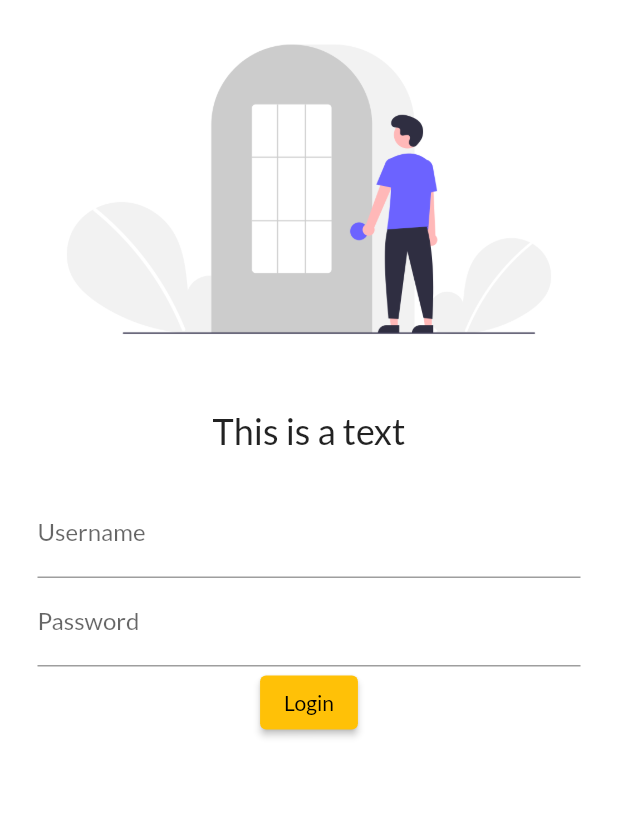
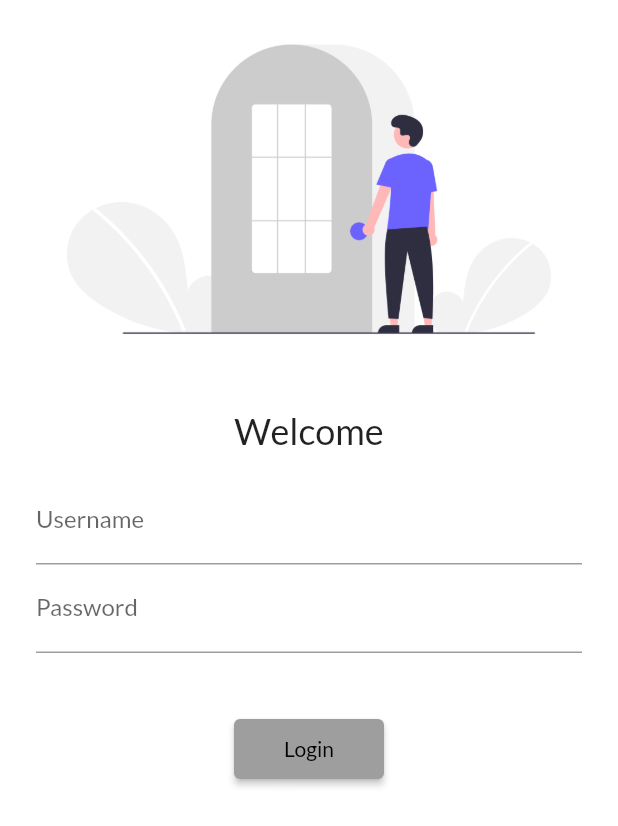
Before and after one commit to lurkingdth/30daysofflutter, a Flutter app: the screen it shows after launch, on a phone screen of 412 x 824 dp. Shown: the top 826 px of the screen. Run offline on Flutter 3.47's test engine with Material 2 defaults, Android fonts, the phone set to English and light mode, and no system bars; our stand-ins replace google_fonts.

Commit message:
Day 5 flutter commit

```diff
--- a/lib/main.dart
+++ b/lib/main.dart
@@ -1,6 +1,7 @@
 import 'package:flutter/material.dart';
 import 'package:flutter_catalog/pages/home_page.dart';
 import 'package:flutter_catalog/pages/login_page.dart';
+import 'package:flutter_catalog/utils/routes.dart';
 import 'package:google_fonts/google_fonts.dart';
 
 void main() {
@@ -26,8 +27,8 @@ class MyApp extends StatelessWidget {
       themeMode: ThemeMode.light,
 
       routes: {
+        MyRoutes.loginRoute: (context) => HomePage(),
         "/": (context) => LoginPage(),
-        "/LoginPage": (context) => HomePage(),
       },
     );
   }
--- a/lib/pages/home_page.dart
+++ b/lib/pages/home_page.dart
@@ -16,7 +16,7 @@ class HomePage extends StatelessWidget {
           child: Text("This is my first day out of $days of learning Flutter"),
         ),
       ),
-      drawer: Drawer(),
+      drawer: const Drawer(),
     );
   }
 }
--- a/lib/pages/login_page.dart
+++ b/lib/pages/login_page.dart
@@ -1,4 +1,5 @@
 import 'package:flutter/material.dart';
+import 'package:flutter_catalog/utils/routes.dart';
 
 class LoginPage extends StatelessWidget {
   const LoginPage({super.key});
@@ -17,11 +18,11 @@ class LoginPage extends StatelessWidget {
               height: 20,
             ),
             const Text(
-              "This is a text",
+              "Welcome",
               style: TextStyle(fontSize: 24),
             ),
             Padding(
-              padding: const EdgeInsets.all(25.0),
+              padding: const EdgeInsets.symmetric(vertical: 16, horizontal: 24),
               child: Column(
                 children: [
                   TextFormField(
@@ -37,11 +38,19 @@ class LoginPage extends StatelessWidget {
                       labelText: "Password",
                     ),
                   ),
+                  const SizedBox(
+                    height: 40,
+                  ),
                   ElevatedButton(
-                      onPressed: () {
-                        print("Button has been clicked");
-                      },
-                      child: Text("Login"))
+                    onPressed: () {
+                      print("Button has been clicked");
+                      Navigator.pushNamed(context, MyRoutes.loginRoute);
+                    },
+                    style: ElevatedButton.styleFrom(
+                        backgroundColor: Colors.grey,
+                        minimumSize: const Size(100, 40)),
+                    child: const Text("Login"),
+                  )
                 ],
               ),
             )
--- /dev/null
+++ b/lib/utils/routes.dart
@@ -0,0 +1,3 @@
+class MyRoutes {
+  static String loginRoute = '/login';
+}
```
